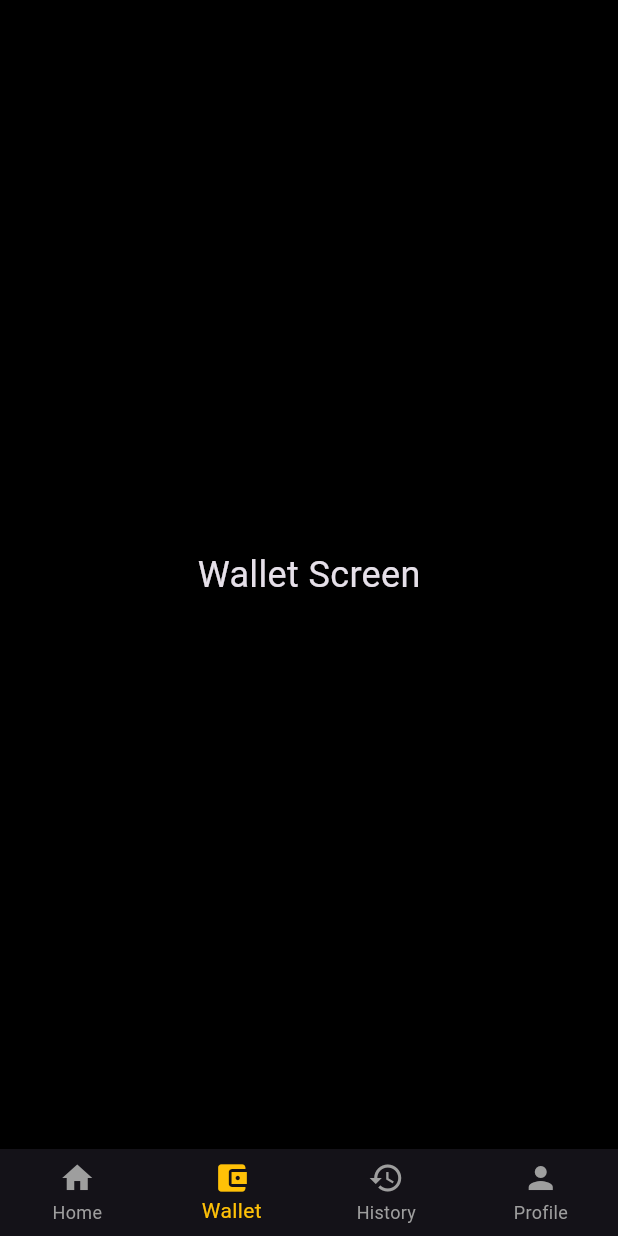
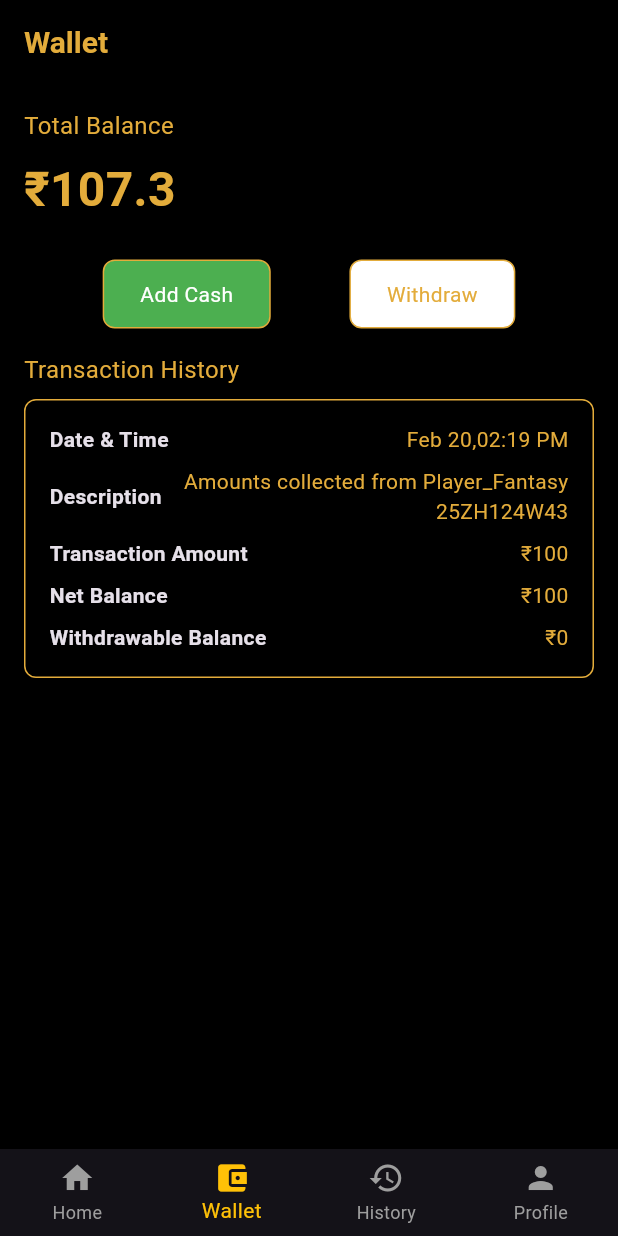
Before and after one commit to SachinChoudhary07/ChessArena, a Flutter app: the BottomNavBar screen opened directly, item 2 of the bottom bar chosen, on a phone screen of 412 x 824 dp. Run offline on Flutter 3.47's test engine with Material 3 defaults, Android fonts, the phone set to English and light mode, and no system bars; our stand-ins replace cloud_firestore, firebase_auth, firebase_core, fluttertoast, google_sign_in, image_picker and 2 more; accounts and stored records are empty.

Commit message:
Wallet Screen (UI)
Join Paid Contest Screen (UI)

```diff
--- a/lib/Constant/app_constant.dart
+++ b/lib/Constant/app_constant.dart
@@ -39,6 +39,21 @@ class AppConstants {
   static const String inviteFriends = 'Invite Friends';
   static const String deleteAccount = 'Delete Account';
 
+  //Wallet screen text
+  static const String totalBalance = 'Total Balance';
+  static const String viewTransaction = 'Transaction History';
+  static const String addCash = 'Add Cash';
+  static const String wallet = 'Wallet';
+  static const String cashExpiringSoon = 'Cash expiring soon';
+
+  //Game History Text
+  static const String history = 'History';
+  static const String upcoming = 'Upcoming';
+  static const String completed = 'Completed';
+
+  //Join Contest Text
+  static const String joinContest = 'Join Contest';
+
   // Success Messages
   static const String registrationSuccess = 'Registration successful';
   static const String loginSuccess = 'Login successful';
--- a/lib/Screens/ProfileScreens/ProfileScreens.dart
+++ b/lib/Screens/ProfileScreens/ProfileScreens.dart
@@ -33,8 +33,7 @@ class _ProfilescreensState extends State<Profilescreens> {
             ),
             TextButton(
               onPressed: () {
-                Navigator.pop(context);
-                provider.logout();
+                provider.logout(context);
               },
               child: const Text(
                 AppConstants.logout,
--- /dev/null
+++ b/lib/Screens/WalletScreens/WalletScreen.dart
@@ -0,0 +1,206 @@
+import 'package:chess_cash/Constant/app_constant.dart';
+import 'package:chess_cash/Constant/color_resources.dart';
+import 'package:chess_cash/Constant/ui_helper.dart';
+import 'package:flutter/material.dart';
+
+class WalletScreen extends StatefulWidget {
+  const WalletScreen({super.key});
+
+  @override
+  State<WalletScreen> createState() => _WalletScreenState();
+}
+
+class _WalletScreenState extends State<WalletScreen> {
+  @override
+  Widget build(BuildContext context) {
+    return Scaffold(
+      appBar: AppBar(
+        automaticallyImplyLeading: false,
+        title: const Text(AppConstants.wallet),
+      ),
+      body: Padding(
+        padding: const EdgeInsets.all(16.0),
+        child: Column(
+          crossAxisAlignment: CrossAxisAlignment.start,
+          children: [
+            Text(
+              AppConstants.totalBalance,
+              style: TextStyle(
+                fontSize: 16,
+                color: ColorResources.secondaryColor,
+              ),
+            ),
+            Helper.heightSizedBox(8),
+            Text(
+              '₹107.3',
+              style: TextStyle(
+                fontSize: 32,
+                fontWeight: FontWeight.bold,
+                color: ColorResources.secondaryColor,
+              ),
+            ),
+            Helper.heightSizedBox(8),
+            // Text(
+            //   AppConstants.viewTransaction,
+            //   style: TextStyle(
+            //     fontSize: 14,
+            //     color: ColorResources.secondaryColor,
+            //     decoration: TextDecoration.underline,
+            //   ),
+            // ),
+            Helper.heightSizedBox(16),
+            Row(
+              mainAxisAlignment: MainAxisAlignment.spaceEvenly,
+              children: [
+                GestureDetector(
+                  onTap: () {},
+                  child: Container(
+                    padding: const EdgeInsets.symmetric(
+                        vertical: 12, horizontal: 24),
+                    decoration: BoxDecoration(
+                      color: Colors.green,
+                      border: Border.all(color: ColorResources.secondaryColor),
+                      borderRadius: BorderRadius.circular(8),
+                    ),
+                    child: const Text(
+                      AppConstants.addCash,
+                      style: TextStyle(color: Colors.white),
+                    ),
+                  ),
+                ),
+                GestureDetector(
+                  onTap: () {},
+                  child: Container(
+                    padding: const EdgeInsets.symmetric(
+                        vertical: 12, horizontal: 24),
+                    decoration: BoxDecoration(
+                      color: Colors.white,
+                      border: Border.all(color: ColorResources.secondaryColor),
+                      borderRadius: BorderRadius.circular(8),
+                    ),
+                    child: Text(
+                      AppConstants.withdraw,
+                      style: TextStyle(color: ColorResources.secondaryColor),
+                    ),
+                  ),
+                ),
+              ],
+            ),
+            Helper.heightSizedBox(16),
+            Text(
+              AppConstants.viewTransaction,
+              style: TextStyle(
+                fontSize: 16,
+                color: ColorResources.secondaryColor,
+              ),
+            ),
+            Helper.heightSizedBox(8),
+            Container(
+              padding: const EdgeInsets.all(16),
+              decoration: BoxDecoration(
+                border: Border.all(color: ColorResources.secondaryColor),
+                borderRadius: BorderRadius.circular(8),
+              ),
+              child: Column(
+                children: [
+                  Row(
+                    mainAxisAlignment: MainAxisAlignment.spaceBetween,
+                    children: [
+                      const Text(
+                        'Date & Time',
+                        style: TextStyle(
+                          fontWeight: FontWeight.bold,
+                        ),
+                      ),
+                      Text(
+                        'Feb 20,02:19 PM',
+                        style: TextStyle(
+                          color: ColorResources.secondaryColor,
+                        ),
+                      ),
+                    ],
+                  ),
+                  Helper.heightSizedBox(8),
+                  Row(
+                    mainAxisAlignment: MainAxisAlignment.spaceBetween,
+                    children: [
+                      const Text(
+                        'Description',
+                        style: TextStyle(
+                          fontWeight: FontWeight.bold,
+                        ),
+                      ),
+                      Flexible(
+                        child: Text(
+                          'Amounts collected from Player_Fantasy 25ZH124W43',
+                          style: TextStyle(
+                            color: ColorResources.secondaryColor,
+                          ),
+                          textAlign: TextAlign.end,
+                        ),
+                      ),
+                    ],
+                  ),
+                  Helper.heightSizedBox(8),
+                  Row(
+                    mainAxisAlignment: MainAxisAlignment.spaceBetween,
+                    children: [
+                      const Text(
+                        'Transaction Amount',
+                        style: TextStyle(
+                          fontWeight: FontWeight.bold,
+                        ),
+                      ),
+                      Text(
+                        '₹100',
+                        style: TextStyle(
+                          color: ColorResources.secondaryColor,
+                        ),
+                      ),
+                    ],
+                  ),
+                  Helper.heightSizedBox(8),
+                  Row(
+                    mainAxisAlignment: MainAxisAlignment.spaceBetween,
+                    children: [
+                      const Text(
+                        'Net Balance',
+                        style: TextStyle(
+                          fontWeight: FontWeight.bold,
+                        ),
+                      ),
+                      Text(
+                        '₹100',
+                        style: TextStyle(
+                          color: ColorResources.secondaryColor,
+                        ),
+                      ),
+                    ],
+                  ),
+                  Helper.heightSizedBox(8),
+                  Row(
+                    mainAxisAlignment: MainAxisAlignment.spaceBetween,
+                    children: [
+                      const Text(
+                        'Withdrawable Balance',
+                        style: TextStyle(
+                          fontWeight: FontWeight.bold,
+                        ),
+                      ),
+                      Text(
+                        '₹0',
+                        style: TextStyle(
+                          color: ColorResources.secondaryColor,
+                        ),
+                      ),
+                    ],
+                  ),
+                ],
+              ),
+            )
+          ],
+        ),
+      ),
+    );
+  }
+}
--- a/lib/Widgets/bottomNavBar.dart
+++ b/lib/Widgets/bottomNavBar.dart
@@ -1,5 +1,7 @@
 import 'package:chess_cash/Screens/Dashboard/DashboardScreen.dart';
+import 'package:chess_cash/Screens/HistoryScreens/GameHistoryScreen.dart';
 import 'package:chess_cash/Screens/ProfileScreens/ProfileScreens.dart';
+import 'package:chess_cash/Screens/WalletScreens/WalletScreen.dart';
 import 'package:flutter/material.dart';
 
 class BottomNavBar extends StatefulWidget {
@@ -12,8 +14,8 @@ class _BottomNavBarState extends State<BottomNavBar> {
 
   final List<Widget> _pages = [
     const Dashboardscreen(),
-    WalletScreen(),
-    HistoryScreen(),
+    const WalletScreen(),
+    const GameHistoryScreen(),
     const Profilescreens(),
   ];
 
@@ -56,27 +58,3 @@ class _BottomNavBarState extends State<BottomNavBar> {
     );
   }
 }
-
-class WalletScreen extends StatelessWidget {
-  @override
-  Widget build(BuildContext context) {
-    return const Center(
-        child: Text('Wallet Screen', style: TextStyle(fontSize: 24)));
-  }
-}
-
-class HistoryScreen extends StatelessWidget {
-  @override
-  Widget build(BuildContext context) {
-    return const Center(
-        child: Text('History Screen', style: TextStyle(fontSize: 24)));
-  }
-}
-
-class ProfileScreen extends StatelessWidget {
-  @override
-  Widget build(BuildContext context) {
-    return const Center(
-        child: Text('Profile Screen', style: TextStyle(fontSize: 24)));
-  }
-}
```
Also changed, not shown: lib/Providers/ProfileProvider/ProfileProvider.dart (+8 -10 lines), lib/Screens/Dashboard/DashboardScreen.dart (+25 -14 lines), lib/Screens/HistoryScreens/GameHistoryScreen.dart (added, +86 -0 lines), lib/Screens/PaidContest/JoinPaidContest.dart (added, +115 -0 lines).
